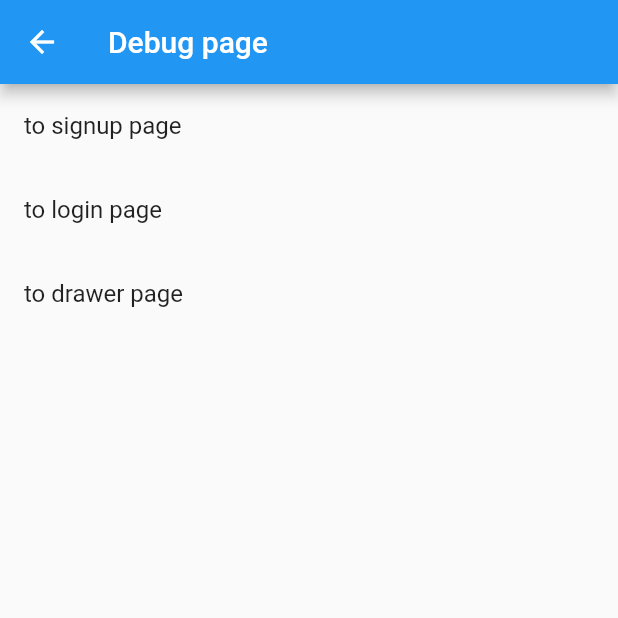
After one commit to aibarito/uirp, a Flutter app: the screen it shows after launch, after a tap on "debug page", on a phone screen of 412 x 824 dp, the top half of it. The commit adds this screen. Run offline on Flutter 3.47's test engine with Material 2 defaults, Android fonts, the phone set to English and light mode, and no system bars.

Commit message:
now has debug page

```diff
--- /dev/null
+++ b/lib/pages/debug_page/backgroundDebug.dart
@@ -0,0 +1,28 @@
+import 'package:flutter/material.dart';
+
+class backgroundDebug extends StatelessWidget {
+  const  backgroundDebug({
+    Key? key,
+    required this.child,
+  }) : super(key: key);
+
+  final Widget child;
+
+  @override
+  Widget build(BuildContext context) {
+    Size size = MediaQuery.of(context).size;
+    return Container(
+        height: size.height,
+        width: double.infinity,
+        child: Stack(
+          alignment: Alignment.center,
+          children: <Widget>[
+            Positioned(
+              width: size.width,
+              child: child,
+              height: size.height * 1,
+            )
+          ],
+        ));
+  }
+}
--- /dev/null
+++ b/lib/pages/debug_page/bodyDebug.dart
@@ -0,0 +1,47 @@
+import 'package:flutter/cupertino.dart';
+import 'package:flutter/material.dart';
+import 'package:uirp/pages/debug_page/backgroundDebug.dart';
+import 'package:uirp/pages/login_page/loginPage.dart';
+import 'package:uirp/pages/signup_page/signupPage.dart';
+import 'package:uirp/slideProfile/drawerDemo.dart';
+
+class bodyDebug extends StatelessWidget {
+  @override
+  Widget build(BuildContext context) {
+    return backgroundDebug(
+        child: Scaffold(
+          appBar: AppBar(
+            title: Text("Debug page"),
+          ),
+          body: Column(
+            children: [
+              ListTile(
+                title: Text("to signup page"),
+                onTap: () {
+                  Navigator.push(context, MaterialPageRoute(builder: (context) {
+                    return SignUpPage();
+                  }));
+                }
+              ),
+              ListTile(
+                  title: Text("to login page"),
+                  onTap: () {
+                    Navigator.push(context, MaterialPageRoute(builder: (context) {
+                      return LoginPage();
+                    }));
+                  }
+              ),
+              ListTile(
+                  title: Text("to drawer page"),
+                  onTap: () {
+                    Navigator.push(context, MaterialPageRoute(builder: (context) {
+                      return drawerPage();
+                    }));
+                  }
+              ),
+            ],
+          )
+        )
+    );
+  }
+}
--- /dev/null
+++ b/lib/pages/debug_page/debugPage.dart
@@ -0,0 +1,13 @@
+import 'package:flutter/cupertino.dart';
+import 'package:flutter/material.dart';
+
+import 'bodyDebug.dart';
+
+class debugPage extends StatelessWidget {
+  @override
+  Widget build(BuildContext context) {
+    return Scaffold(
+      body: bodyDebug(),
+    );
+  }
+}
--- a/lib/pages/home_page/body.dart
+++ b/lib/pages/home_page/body.dart
@@ -1,4 +1,5 @@
 import 'package:flutter/material.dart';
+import 'package:uirp/pages/debug_page/debugPage.dart';
 import 'package:uirp/pages/home_page/background.dart';
 import 'package:uirp/components/roundedButton.dart';
 import 'package:uirp/constants.dart';
@@ -48,7 +49,20 @@ class Body extends StatelessWidget {
             },
             color: lightColor,
             textColor: Colors.black,
-          )
+          ),
+          SizedBox(
+            height: size.height * 0.03,
+          ),
+          GestureDetector(
+            onTap: () {
+                Navigator.push(context, MaterialPageRoute(builder: (context) {
+                return debugPage();
+              }));
+            },
+            child: Text(
+              'debug page',
+            )
+          ),
         ],
       ),
     ));
```
Also changed, not shown: lib/slideProfile/drawerDemo.dart (added, +33 -0 lines), lib/slideProfile/sideProfile.dart (+3 -5 lines).
